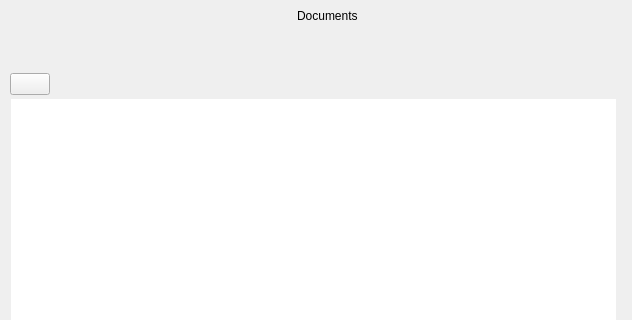
Old version of the form ui/notes_view.ui in the repository zkovari/plotlyst; both pictures show x 0 to 632 and y 0 to 320 of the 632 by 523 pixel window.
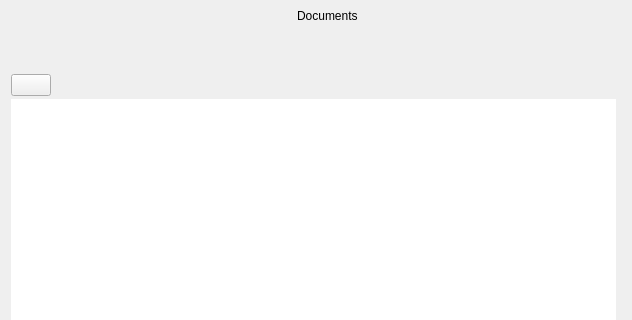
New version of the form. Custom widgets are drawn as their Qt base class.

Commit message: Move toolbar one line above, closes #593

The edit to the form file:
```diff
--- a/ui/notes_view.ui
+++ b/ui/notes_view.ui
@@ -122,11 +122,45 @@
     </spacer>
    </item>
    <item>
-    <layout class="QHBoxLayout" name="horizontalLayout_3">
+    <widget class="QSplitter" name="splitter">
+     <property name="orientation">
+      <enum>Qt::Horizontal</enum>
+     </property>
+     <property name="handleWidth">
+      <number>0</number>
+     </property>
+     <property name="childrenCollapsible">
+      <bool>false</bool>
+     </property>
+     <widget class="QWidget" name="wdgDocs" native="true">
+      <property name="maximumSize">
+       <size>
+        <width>16777215</width>
+        <height>16777215</height>
+       </size>
+      </property>
+      <layout class="QVBoxLayout" name="verticalLayout_3">
+       <property name="spacing">
+        <number>3</number>
+       </property>
+       <property name="leftMargin">
+        <number>1</number>
+       </property>
+       <property name="topMargin">
+        <number>1</number>
+       </property>
+       <property name="rightMargin">
+        <number>1</number>
+       </property>
+       <property name="bottomMargin">
+        <number>1</number>
+       </property>
+       <item>
+        <layout class="QHBoxLayout" name="horizontalLayout_2">
      <item>
       <widget class="QPushButton" name="btnAdd">
        <property name="sizePolicy">
-        <sizepolicy hsizetype="Minimum" vsizetype="Fixed">
+            <sizepolicy hsizetype="Maximum" vsizetype="Fixed">
          <horstretch>0</horstretch>
          <verstretch>0</verstretch>
         </sizepolicy>
@@ -155,7 +189,7 @@
       </widget>
      </item>
      <item>
-      <spacer name="horizontalSpacer_4">
+          <spacer name="horizontalSpacer">
        <property name="orientation">
         <enum>Qt::Horizontal</enum>
        </property>
@@ -169,40 +203,6 @@
      </item>
     </layout>
    </item>
-   <item>
-    <widget class="QSplitter" name="splitter">
-     <property name="orientation">
-      <enum>Qt::Horizontal</enum>
-     </property>
-     <property name="handleWidth">
-      <number>0</number>
-     </property>
-     <property name="childrenCollapsible">
-      <bool>false</bool>
-     </property>
-     <widget class="QWidget" name="wdgDocs" native="true">
-      <property name="maximumSize">
-       <size>
-        <width>16777215</width>
-        <height>16777215</height>
-       </size>
-      </property>
-      <layout class="QVBoxLayout" name="verticalLayout_3">
-       <property name="spacing">
-        <number>3</number>
-       </property>
-       <property name="leftMargin">
-        <number>1</number>
-       </property>
-       <property name="topMargin">
-        <number>1</number>
-       </property>
-       <property name="rightMargin">
-        <number>1</number>
-       </property>
-       <property name="bottomMargin">
-        <number>1</number>
-       </property>
        <item>
         <widget class="DocumentsTreeView" name="treeDocuments">
          <property name="sizePolicy">
```
Lines whose indentation alone changed are shown as unchanged. The commit also changes 1 other file.
